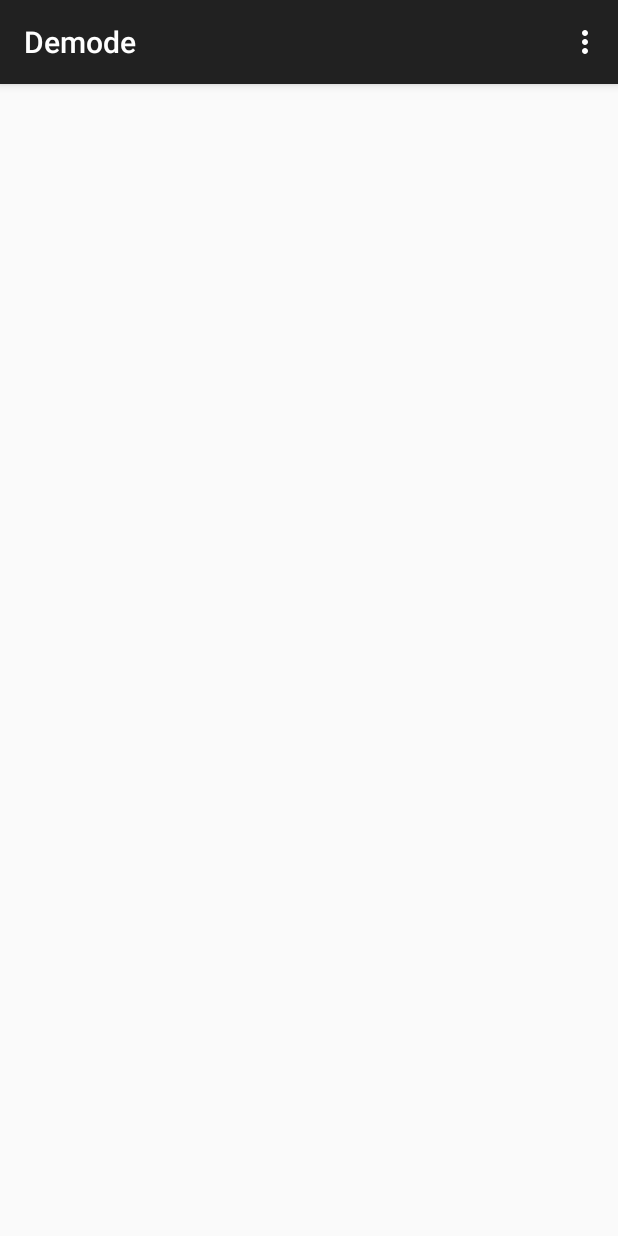
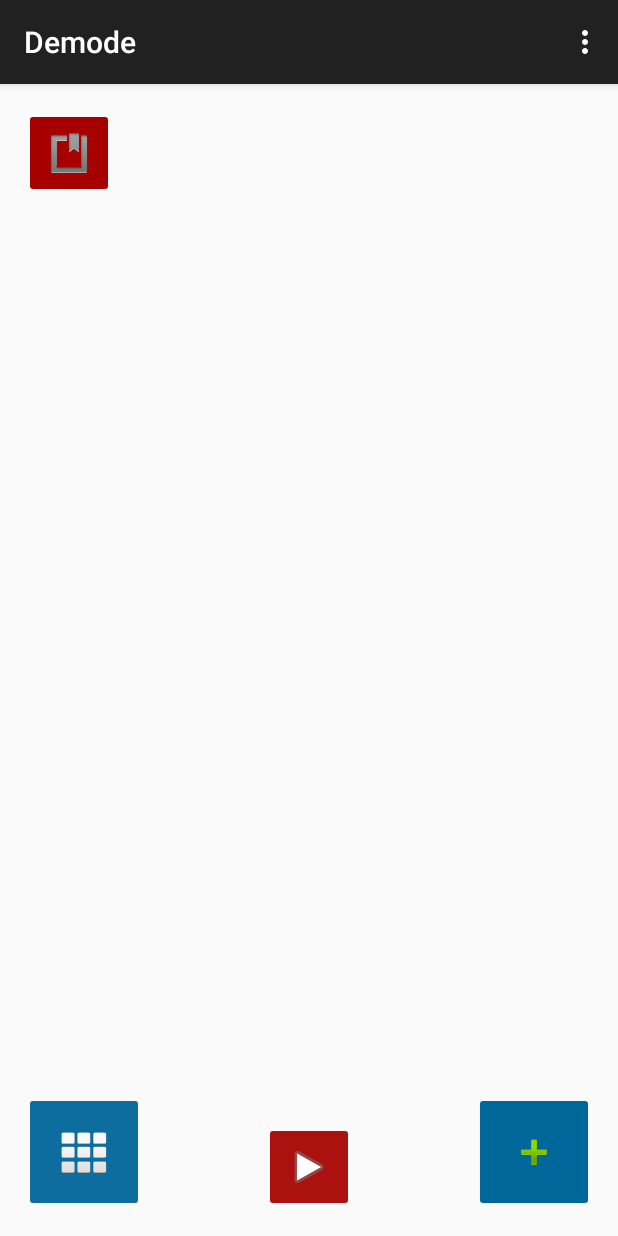
Before and after one commit to MackMoynihan/SteelHacks, an Android app: the Design screen opened directly, with no data from a screen before it, on a phone screen of 412 x 824 dp. Run offline under Robolectric (Android 15) with nearby library versions, the phone set to English and light mode, and no system bars.

Commit message:
Added second scene

```diff
--- /dev/null
+++ b/Demode/app/src/main/gen/com/example/yijinkang/demode/BuildConfig.java
@@ -0,0 +1,8 @@
+/*___Generated_by_IDEA___*/
+
+package com.example.yijinkang.demode;
+
+/* This stub is only used by the IDE. It is NOT the BuildConfig class actually packed into the APK */
+public final class BuildConfig {
+  public final static boolean DEBUG = Boolean.parseBoolean(null);
+}
--- /dev/null
+++ b/Demode/app/src/main/gen/com/example/yijinkang/demode/Manifest.java
@@ -0,0 +1,7 @@
+/*___Generated_by_IDEA___*/
+
+package com.example.yijinkang.demode;
+
+/* This stub is only used by the IDE. It is NOT the Manifest class actually packed into the APK */
+public final class Manifest {
+}
--- /dev/null
+++ b/Demode/app/src/main/gen/com/example/yijinkang/demode/R.java
@@ -0,0 +1,7 @@
+/*___Generated_by_IDEA___*/
+
+package com.example.yijinkang.demode;
+
+/* This stub is only used by the IDE. It is NOT the R class actually packed into the APK */
+public final class R {
+}
--- a/Demode/app/src/main/res/layout/activity_design.xml
+++ b/Demode/app/src/main/res/layout/activity_design.xml
@@ -5,8 +5,49 @@
     android:paddingTop="@dimen/activity_vertical_margin"
     android:paddingBottom="@dimen/activity_vertical_margin"
     tools:context="com.example.yijinkang.demode.Design"
-    android:id="@+id/design">
+    android:id="@+id/design"
+    android:backgroundTint="#006464">
 
+
+    <ImageButton
+        android:layout_width="80dp"
+        android:layout_height="80dp"
+        android:id="@+id/imageButton"
+        android:layout_alignParentBottom="true"
+        android:layout_alignParentRight="true"
+        android:layout_alignParentEnd="false"
+        android:backgroundTint="#00679b"
+        android:clickable="true"
+        android:src="@android:drawable/ic_input_add"/>
+
+    <ImageButton
+        android:layout_width="80dp"
+        android:layout_height="80dp"
+        android:id="@+id/imageButton2"
+        android:layout_alignTop="@+id/imageButton"
+        android:layout_alignParentLeft="true"
+        android:layout_alignParentStart="true"
+        android:backgroundTint="#0c6d9e"
+        android:src="@android:drawable/ic_dialog_dialer"/>
+
+    <ImageButton
+        android:layout_width="60dp"
+        android:layout_height="60dp"
+        android:id="@+id/imageButton3"
+        android:layout_alignParentBottom="true"
+        android:layout_centerHorizontal="true"
+        android:backgroundTint="#ab110e"
+        android:src="@android:drawable/ic_media_play"/>
+
+    <ImageButton
+        android:layout_width="60dp"
+        android:layout_height="60dp"
+        android:id="@+id/imageButton4"
+        android:layout_alignParentTop="true"
+        android:layout_alignParentLeft="true"
+        android:layout_alignParentStart="true"
+        android:backgroundTint="#a70000"
+        android:src="@android:drawable/ic_input_get"/>
 
 
 
--- a/Demode/app/src/main/res/layout/activity_main.xml
+++ b/Demode/app/src/main/res/layout/activity_main.xml
@@ -46,4 +46,6 @@
         android:layout_below="@+id/newProjButton"
         android:layout_centerHorizontal="true" />
 
+
+
 </RelativeLayout>
```
Also changed, not shown: Demode/app/src/main/java/com/example/yijinkang/demode/MainActivity.java (+33 -0 lines), 3 other files.
